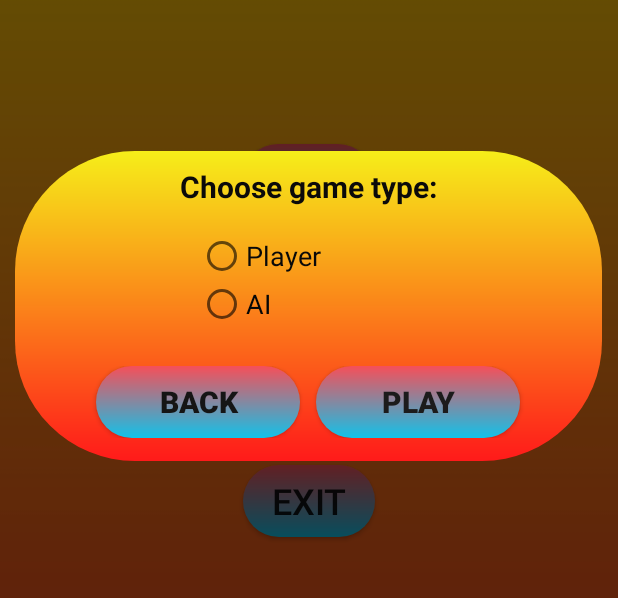
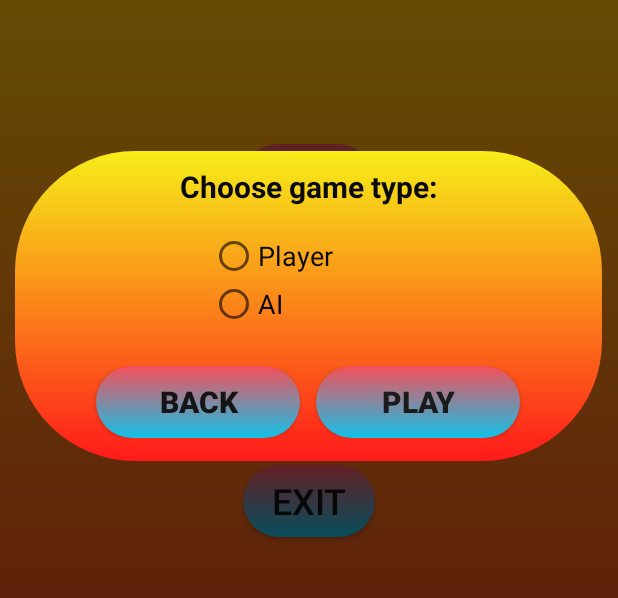
Before and after one commit to rysiek98/Tic-Tac-Toe, an Android app: the screen it shows after launch (MainActivity), after a tap on "PLAY", on a phone screen of 412 x 824 dp, the part 312-910 px from its top. Run offline under Robolectric (Android 15) with nearby library versions, the phone set to English and light mode, and no system bars.

Commit message:
start_dialog.xml layout change

```diff
--- a/XorO/app/src/main/java/com/example/xoro/Game.kt
+++ b/XorO/app/src/main/java/com/example/xoro/Game.kt
@@ -62,7 +62,6 @@ class Game : AppCompatActivity(){
         gameBoard.add(Field(9, arrayOf(Directions.West, Directions.North, Directions.North_West)))
 
         val animation = AnimationUtils.loadAnimation(this, R.anim.rotate_anim)
-
             b1.setOnClickListener {
                 moves += 1
                 player = play(gameBoard, player,b1,showPlayer ,winner, buttons,0,moves, playervsPlayer, animation)
--- a/XorO/app/src/main/java/com/example/xoro/logika.kt
+++ b/XorO/app/src/main/java/com/example/xoro/logika.kt
@@ -1,4 +1,5 @@
 package com.example.xoro
+import android.animation.ValueAnimator
 import android.graphics.Color
 import android.view.animation.Animation
 import android.widget.Button
@@ -104,6 +105,7 @@ fun reset(showPlayer: TextView, winner: TextView ,buttons: ArrayList<Button>){
 }
 
 fun colorWinButtons(buttons: ArrayList<Button>,neighbor: Int, neighborTwo: Int, field: Int, animation: Animation ){
+
     buttons[field].setBackgroundResource(R.drawable.winbuttons)
     buttons[neighbor-1].setBackgroundResource(R.drawable.winbuttons)
     buttons[neighborTwo-1].setBackgroundResource(R.drawable.winbuttons)
--- a/XorO/app/src/main/res/layout/start_dialog.xml
+++ b/XorO/app/src/main/res/layout/start_dialog.xml
@@ -16,7 +16,7 @@
 
     <TextView
         android:id="@+id/tviewChoseGameType"
-        android:layout_width="match_parent"
+        android:layout_width="265dp"
         android:layout_height="44dp"
         android:text="Choose game type:"
         android:textAlignment="center"
@@ -26,12 +26,12 @@
 
     <RadioGroup
         android:id="@+id/rgAIvsPlayer"
-        android:layout_width="327dp"
+        android:layout_width="311dp"
         android:layout_height="wrap_content">
 
         <RadioButton
             android:id="@+id/rbPlayer"
-            android:layout_width="233dp"
+            android:layout_width="207dp"
             android:layout_height="wrap_content"
             android:layout_marginLeft="90dp"
             android:text="Player"
@@ -40,7 +40,7 @@
 
         <RadioButton
             android:id="@+id/rbAI"
-            android:layout_width="234dp"
+            android:layout_width="208dp"
             android:layout_height="wrap_content"
             android:layout_marginLeft="90dp"
             android:text="AI"
```
